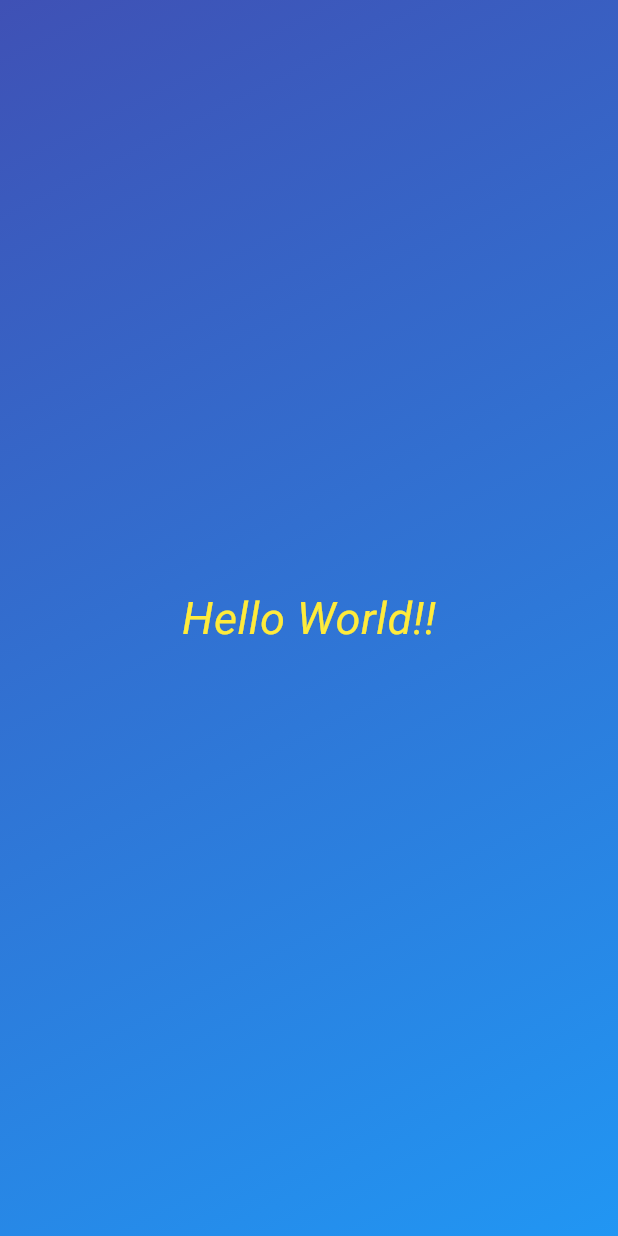
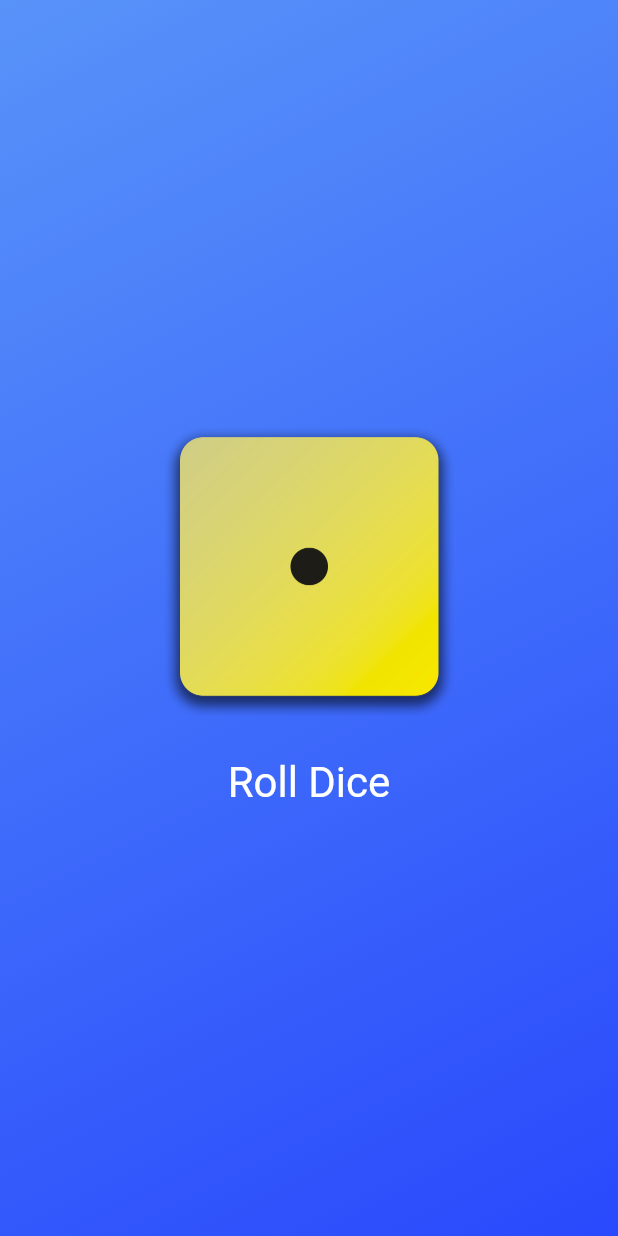
Before and after one commit to AtharvaParadkar/Roll-Dice, a Flutter app: the screen it shows after launch, on a phone screen of 412 x 824 dp. Run offline on Flutter 3.47's test engine with Material 3 defaults, Android fonts, the phone set to English and light mode, and no system bars.

Commit message:
DiceRoll

```diff
--- /dev/null
+++ b/lib/dice_roller.dart
@@ -0,0 +1,45 @@
+import 'package:flutter/material.dart';
+import 'dart:math';
+
+final randomizer = Random();
+
+class DiceRoller extends StatefulWidget {
+  const DiceRoller({super.key});
+  @override
+  //* 'State' is a generic value type therfore need to add <> & value passed between them should be class name.
+  State<DiceRoller> createState() {
+    return _DiceRollerState();
+  }
+}
+
+//* Using _ means that the class is private ie it will only be usable in this file.
+//* Even if we import in other file will no be able to use it.
+
+class _DiceRollerState extends State<DiceRoller> {
+  var diceRoll = 1;
+
+  void rollDice() {
+    setState(() {
+      diceRoll = randomizer.nextInt(6) + 1;
+    });
+  }
+
+  @override
+  Widget build(context) {
+    return Column(
+      mainAxisSize: MainAxisSize.min,
+      children: [
+        Image.asset('assests/images/dice-$diceRoll.png', width: 200),
+        const SizedBox(height: 20),
+        TextButton(
+          onPressed: rollDice,
+          style: TextButton.styleFrom(
+              //padding: const EdgeInsets.only(top: 20),
+              foregroundColor: Colors.white,
+              textStyle: const TextStyle(fontSize: 28)),
+          child: const Text('Roll Dice'),
+        )
+      ],
+    );
+  }
+}
--- a/lib/gradient_container.dart
+++ b/lib/gradient_container.dart
@@ -1,24 +1,35 @@
 import 'package:flutter/material.dart';
-import 'package:first_app/text_style.dart';
+import 'package:first_app/dice_roller.dart';
 
-var startAlignment = Alignment.topLeft;       //*global variable
-final endAlignment = Alignment.bottomRight;   //* final variable will never receive new value
+const startAlignment = Alignment.topLeft; //*global variable
+const endAlignment =
+    Alignment.bottomRight; //* final variable will never receive new value
+//* const variable is compile-time constant ie its value is determined when the code is compiled, its value will never change in lifetime.
 
-class GradientContainerWidget extends StatelessWidget {   //*custom widget
-  const GradientContainerWidget({super.key});
+class GradientContainerWidget extends StatelessWidget {
+  //*custom widget
+  const GradientContainerWidget(this.color1, this.color2,
+      {super.key}); //*Need to use 'required' keyword while using the named argument
+
+  //* Multiple constructor functions
+  const GradientContainerWidget.bgcolor({super.key})
+      : color1 = const Color.fromARGB(255, 88, 147, 249),
+        color2 = const Color.fromARGB(255, 41, 73, 252);
+
+  final Color color1, color2;
 
   @override //* overriding the method that is expected by statelesswidget
   Widget build(context) {
     return Container(
-      decoration:  BoxDecoration(
+      decoration: BoxDecoration(
         gradient: LinearGradient(
-          colors: const [Colors.indigo, Colors.blue],
+          colors: [color1, color2],
           begin: startAlignment,
           end: endAlignment,
         ),
       ),
       child: const Center(
-        child: TextStyleWidget(),
+        child: DiceRoller(),
       ),
     );
   }
--- a/lib/main.dart
+++ b/lib/main.dart
@@ -5,7 +5,7 @@ void main() {
   runApp(
     const MaterialApp(
       home: Scaffold(
-        body: GradientContainerWidget(),
+        body:  GradientContainerWidget.bgcolor(),
       ),
     ),
   ); //* runapp is a function provided by flutter framework.
--- a/lib/text_style.dart
+++ b/lib/text_style.dart
@@ -1,13 +1,16 @@
 import 'package:flutter/material.dart';
 
 class TextStyleWidget extends StatelessWidget {
-  const TextStyleWidget({super.key});
+  const TextStyleWidget(this.text, {super.key});
+
+  final String text;
+
   @override
   Widget build(context) {
-    return const Text(
-      'Hello World!!',
-      style: TextStyle(
-          color: Colors.yellow, fontSize: 30, fontStyle: FontStyle.italic),
+    return Text(
+      text,
+      style: const TextStyle(
+          color: Color.fromARGB(255, 248, 242, 187), fontSize: 30, fontStyle: FontStyle.italic),
     );
   }
 }
```
Also changed, not shown: pubspec.yaml (+7 -3 lines), assests/images/dice-1.png (added), assests/images/dice-2.png (added), assests/images/dice-3.png (added), assests/images/dice-4.png (added), assests/images/dice-5.png (added), assests/images/dice-6.png (added).
